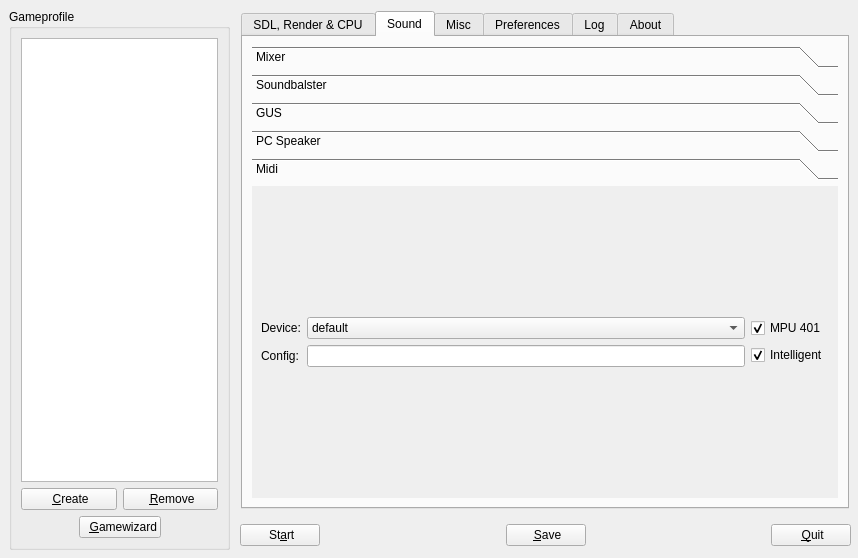
This is ui/dboxfe.ui in LasDesu/DBoxFE as Qt 5 draws it before an edit. The edited form follows.
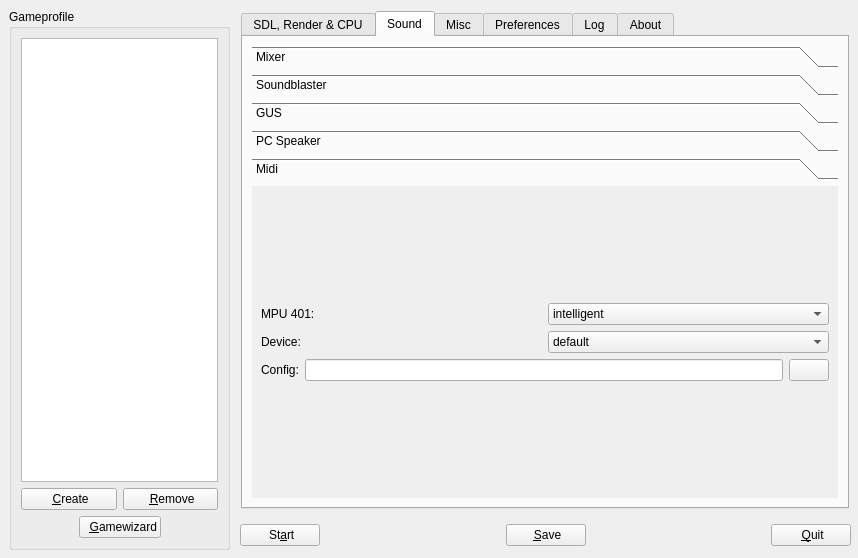
This is the edited form. The open tabs and pages were chosen to show the change. Icons and pictures are not drawn.

```diff
--- a/ui/dboxfe.ui
+++ b/ui/dboxfe.ui
@@ -1677,7 +1677,7 @@
        </widget>
        <widget class="QWidget" name="pageSB" >
         <attribute name="label" >
-         <string>Soundbalster</string>
+         <string>Soundblaster</string>
         </attribute>
         <layout class="QGridLayout" >
          <property name="margin" >
@@ -2365,7 +2365,7 @@
           <number>6</number>
          </property>
          <item row="0" column="0" >
-          <layout class="QHBoxLayout" >
+          <layout class="QVBoxLayout" >
            <property name="margin" >
             <number>0</number>
            </property>
@@ -2373,7 +2373,46 @@
             <number>6</number>
            </property>
            <item>
-            <layout class="QVBoxLayout" >
+            <layout class="QHBoxLayout" >
+             <property name="margin" >
+              <number>0</number>
+             </property>
+             <property name="spacing" >
+              <number>6</number>
+             </property>
+             <item>
+              <widget class="QLabel" name="label_22" >
+               <property name="text" >
+                <string>MPU 401:</string>
+               </property>
+              </widget>
+             </item>
+             <item>
+              <widget class="QComboBox" name="cbxMDIMPU" >
+               <property name="currentIndex" >
+                <number>2</number>
+               </property>
+               <item>
+                <property name="text" >
+                 <string>none</string>
+                </property>
+               </item>
+               <item>
+                <property name="text" >
+                 <string>uart</string>
+                </property>
+               </item>
+               <item>
+                <property name="text" >
+                 <string>intelligent</string>
+                </property>
+               </item>
+              </widget>
+             </item>
+            </layout>
+           </item>
+           <item>
+            <layout class="QHBoxLayout" >
              <property name="margin" >
               <number>0</number>
              </property>
@@ -2388,23 +2427,6 @@
               </widget>
              </item>
              <item>
-              <widget class="QLabel" name="label_34" >
-               <property name="text" >
-                <string>Config:</string>
-               </property>
-              </widget>
-             </item>
-            </layout>
-           </item>
-           <item>
-            <layout class="QVBoxLayout" >
-             <property name="margin" >
-              <number>0</number>
-             </property>
-             <property name="spacing" >
-              <number>6</number>
-             </property>
-             <item>
               <widget class="QComboBox" name="cbxMDIDevice" >
                <item>
                 <property name="text" >
@@ -2438,36 +2460,33 @@
                </item>
               </widget>
              </item>
+            </layout>
+           </item>
+           <item>
+            <layout class="QHBoxLayout" >
+             <property name="margin" >
+              <number>0</number>
+             </property>
+             <property name="spacing" >
+              <number>6</number>
+             </property>
+             <item>
+              <widget class="QLabel" name="label_34" >
+               <property name="text" >
+                <string>Config:</string>
+               </property>
+              </widget>
+             </item>
              <item>
               <widget class="QLineEdit" name="LEMDIConfig" />
              </item>
-            </layout>
-           </item>
-           <item>
-            <layout class="QVBoxLayout" >
-             <property name="margin" >
-              <number>0</number>
-             </property>
-             <property name="spacing" >
-              <number>6</number>
-             </property>
              <item>
-              <widget class="QCheckBox" name="chkBoxMDIMPU" >
+              <widget class="QPushButton" name="btnConfig" >
                <property name="text" >
-                <string>MPU 401</string>
+                <string/>
                </property>
-               <property name="checked" >
-                <bool>true</bool>
-               </property>
-              </widget>
-             </item>
-             <item>
-              <widget class="QCheckBox" name="chkBoxMDIIntelligent" >
-               <property name="text" >
-                <string>Intelligent</string>
-               </property>
-               <property name="checked" >
-                <bool>true</bool>
+               <property name="icon" >
+                <iconset resource="../res/dboxfe.qrc" >:/pics/images/folder-open_16.png</iconset>
                </property>
               </widget>
              </item>
```
Left out of the diff: 12 changed lines with no effect on the pictures.
